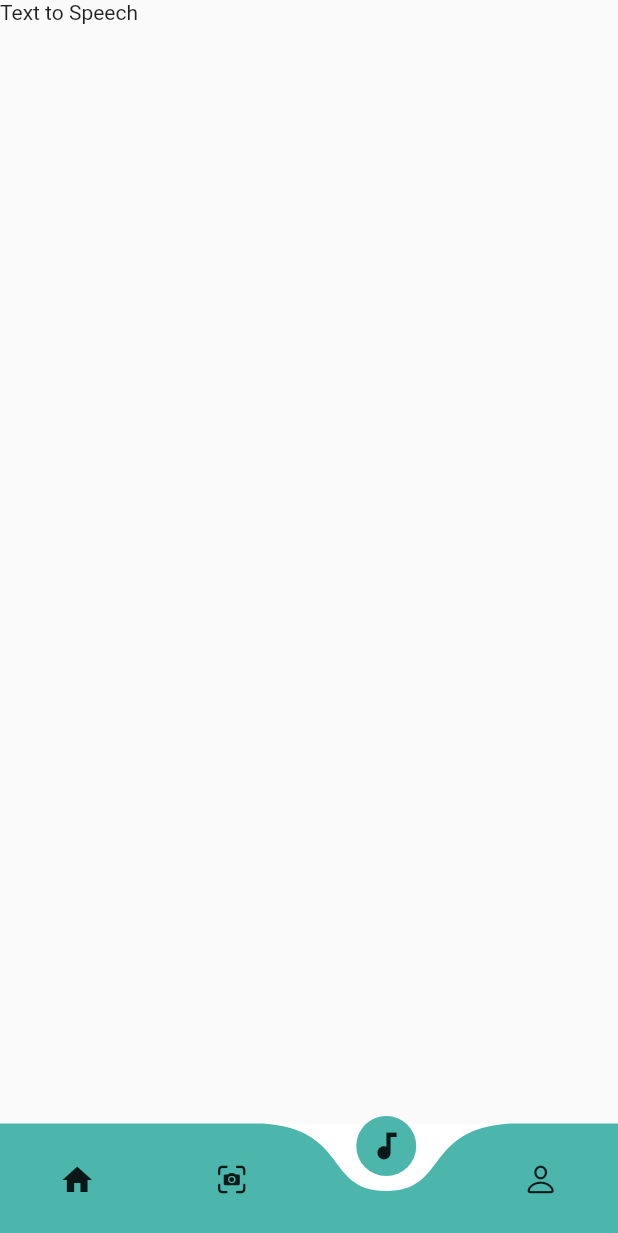
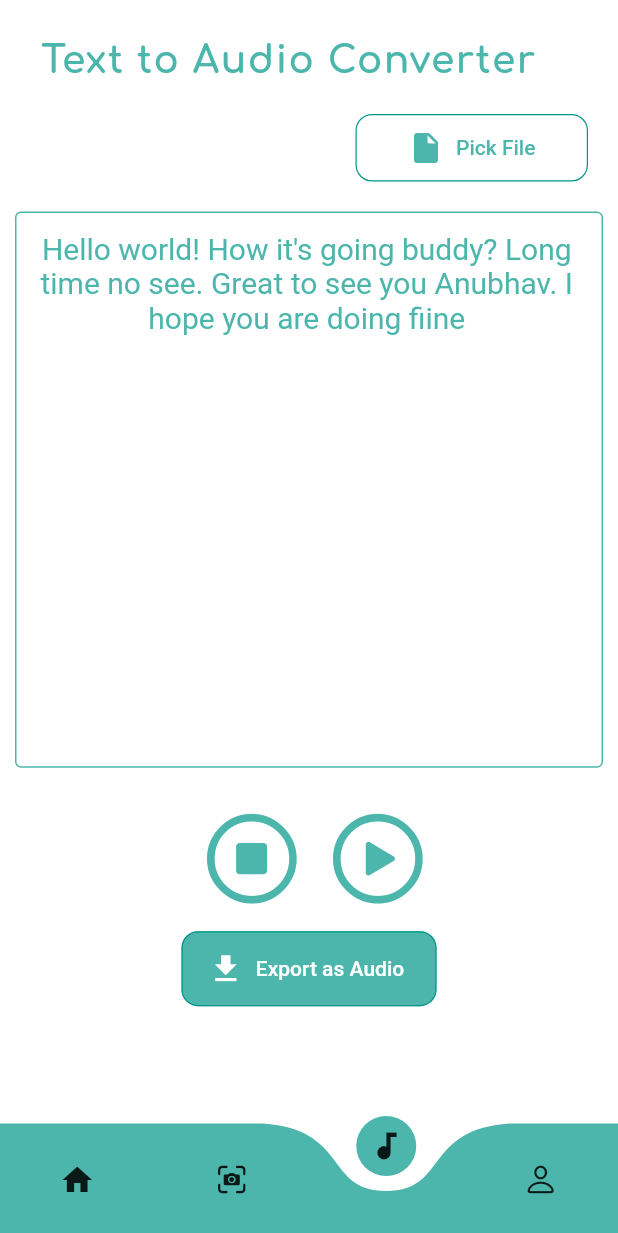
Before and after one commit to Anubhav-byte/AthenaFlutter, a Flutter app: the screen it shows after launch, item 3 of the bottom bar chosen, on a phone screen of 412 x 824 dp. Shown: the top 1233 px of the screen. Run offline on Flutter 3.47's test engine with Material 2 defaults, Android fonts, the phone set to English and light mode, and no system bars; drawn by our look-alikes of curved_navigation_bar; our stand-ins replace file_picker, flutter_tts, google_fonts, image_picker, open_file, sqflite and 1 more; missing offline and left inert: google_ml_vision, splash_screen_view; accounts and stored records are empty.

Commit message:
Added Text to Speech UI

```diff
--- a/lib/app.dart
+++ b/lib/app.dart
@@ -26,6 +26,10 @@ class AthenaApp extends StatelessWidget {
       textTheme: TextTheme(
         headline5: TextStyle(
           color: Colors.teal[300]
+        ),
+        subtitle1: TextStyle(
+          color: Colors.teal[300],
+          fontSize: 20
         )
       ),
       elevatedButtonTheme: ElevatedButtonThemeData(
@@ -40,7 +44,7 @@ class AthenaApp extends StatelessWidget {
                 )
               )
           ),
-          elevation: MaterialStateProperty.all(4.0),
+          elevation: MaterialStateProperty.all(0.0),
           shadowColor: MaterialStateProperty.all(Colors.blueGrey),
           backgroundColor:MaterialStateProperty.all(Colors.teal[300]),
           overlayColor: MaterialStateProperty.all(Colors.white60)
@@ -70,6 +74,21 @@ class AthenaApp extends StatelessWidget {
         ),
         elevation: 0,
       ),
+
+      cardTheme: CardTheme(
+        color: Colors.grey[200],
+        shadowColor: Colors.black,
+        elevation: 6,
+        margin: EdgeInsets.only(top: 10.1,bottom: 6),
+        shape: RoundedRectangleBorder(
+          borderRadius: BorderRadius.circular(15)
+        )
+
+      ),
+
+
+
+
     );
   }
 
--- a/lib/file_handler/fileOperation.dart
+++ b/lib/file_handler/fileOperation.dart
@@ -18,6 +18,7 @@ class FileOperation{
       );
       fileHelper.insertFileData(fileDatabase);
   }
+
   Future<void> deltTxtFile(String filePath) async {
     File file = File(filePath);
     file.delete();
--- /dev/null
+++ b/lib/file_handler/filePicker.dart
@@ -0,0 +1,19 @@
+import 'dart:io';
+
+import 'package:file_picker/file_picker.dart';
+
+class FileChooser{
+  Future<File> pickTextFile() async {
+    FilePickerResult result = await FilePicker.platform.pickFiles(
+      type: FileType.custom,
+      allowedExtensions: ['txt']
+    );
+    if(result != null){
+      return File(result.files.single.path);
+    }
+    else{
+      print("Invalid req");
+      return null;
+    }
+  }
+}
--- a/lib/pages/texttospeech.dart
+++ b/lib/pages/texttospeech.dart
@@ -1,14 +1,183 @@
+import 'dart:io';
+
+import 'package:athena/business_logic/audioConverter.dart';
+import 'package:athena/file_handler/filePicker.dart';
+import 'package:athena/size_config.dart';
+import 'package:flutter/cupertino.dart';
 import 'package:flutter/material.dart';
+import 'package:google_fonts/google_fonts.dart';
 class TextToSpeech extends StatefulWidget {
   @override
   _TextToSpeechState createState() => _TextToSpeechState();
 }
 
 class _TextToSpeechState extends State<TextToSpeech> {
+  TextEditingController fileTextController ;
+
+
   @override
   Widget build(BuildContext context) {
-    return Scaffold(
-      body: Text("Text to Speech"),
+    SizeConfig().init(context);
+    fileTextController = TextEditingController();
+    fileTextController.text= "Hello world! How it's going buddy? Long time no see. Great to see you Anubhav. I hope you are doing fiine ";
+
+    return Container(
+      color: Colors.transparent,
+      height: SizeConfig.screenHeight,
+      width: SizeConfig.screenWidth,
+      child: Scaffold(
+        resizeToAvoidBottomInset: true,
+        backgroundColor: Colors.white,
+        appBar: _getAppBar(),
+        body: _getBody(),
+      ),
     );
   }
+
+  _getAppBar() {
+    return AppBar(
+      title: Padding(
+        padding: const EdgeInsets.only(left: 11.0,top:25),
+        child: Text(
+            "Text to Audio Converter",
+            style: GoogleFonts.comfortaa(
+              textStyle:  TextStyle(
+                  color: Colors.teal[300],
+                  fontSize: 25,
+                  fontWeight: FontWeight.bold,
+                  letterSpacing: 1.0
+              ),
+            )
+        ),
+      ),
+    );
+  }
+
+  _getBody() {
+    return SingleChildScrollView(
+      child: Container(
+        child: Column(
+          children: [
+            _pickFileButton(),
+            SizedBox(height: 20,),
+            _textField(),
+            SizedBox(height: 10,),
+            _mediaButtons(),
+            SizedBox(height: 25,),
+            _getAudioButton()
+          ]
+
+        ),
+      ),
+    );
+  }
+
+  Future<void> _getFile() async {
+    File file = await  FileChooser().pickTextFile();
+    if(file!=null){
+      print(file.path);
+      var data = await file.readAsString();
+      setState(() {
+        fileTextController.text = data;
+      });
+    }
+    else{
+      print('wrong');
+    }
+  }
+
+  _pickFileButton() {
+    return Align(
+      alignment: Alignment.topRight,
+
+      child: Padding(
+        padding: const EdgeInsets.only(top: 20,right: 20),
+        child: SizedBox(
+          height: 45,
+          width: 155,
+          child: TextButton.icon(
+            icon: Icon(Icons.insert_drive_file_rounded,color: Colors.teal[300],),
+            label: Text(
+                "Pick File",
+              style: TextStyle(
+                color: Colors.teal[300]
+              ),
+            ),
+            onPressed: (){
+              _getFile();
+            },
+          ),
+        ),
+      ),
+    );
+  }
+
+  _textField() {
+    return Container(
+      height: SizeConfig.blockSizeHorizontal*90,
+      width: SizeConfig.screenWidth,
+      margin: EdgeInsets.only(left:10,right: 10),
+      decoration: BoxDecoration(
+        border: Border.all(
+          color: Colors.teal[300],
+          width: 1
+        ),
+        borderRadius: BorderRadius.circular(4),
+
+      ),
+      child: SingleChildScrollView(
+
+        child: TextField(
+          textAlign: TextAlign.center,
+          controller: fileTextController,
+          maxLines: 400,
+          cursorColor: Colors.teal[300],
+        ),
+      ),
+    );
+  }
+
+  _mediaButtons() {
+    return ButtonBar(
+      alignment: MainAxisAlignment.center,
+
+      children: [
+        Padding(
+          padding: const EdgeInsets.only(bottom: 10),
+          child: IconButton(icon: Icon(CupertinoIcons.stop_circle, color: Colors.teal[300],size: 70,), onPressed: (){}),
+        ),
+        SizedBox(width: 20,),
+        Padding(
+          padding: const EdgeInsets.only(bottom: 10,right:20),
+          child: IconButton(
+              icon: Icon(CupertinoIcons.play_circle,
+                color: Colors.teal[300],size: 70,),
+              onPressed: (){
+                AudioConverter audioConverter = AudioConverter();
+                audioConverter.play(fileTextController.text);
+              }),
+        ),
+
+      ],
+    );
+  }
+
+  _getAudioButton() {
+  return Align(
+    alignment: Alignment.center,
+    child: SizedBox(
+      height: 50,
+      width: 170,
+      child: ElevatedButton.icon(
+          onPressed: (){},
+          icon: Icon(Icons.download_sharp),
+          label: Text("Export as Audio")
+      ),
+    ),
+  );
+  }
+
+
+
+
 }
--- a/pubspec.yaml
+++ b/pubspec.yaml
@@ -32,9 +32,10 @@ dependencies:
   path_provider:
   sqflite:
   google_ml_vision: ^0.0.5
-  firebase_core:
   open_file:
   toast: ^0.1.5
+  file_picker: ^3.0.2+2
+  flutter_tts:
 
 
 
```
Also changed, not shown: lib/business_logic/audioConverter.dart (added, +29 -0 lines), lib/pages/homepage.dart (+23 -11 lines), lib/pages/imagetotext.dart (+24 -3 lines), assets/no-image.png, pubspec.lock.
